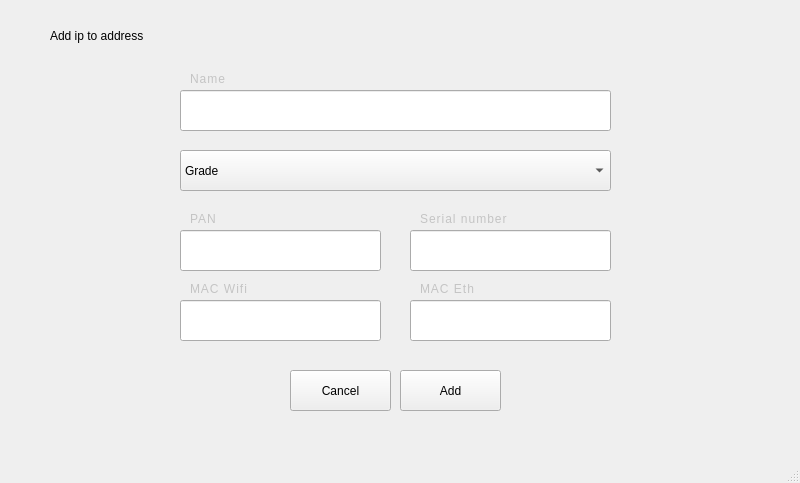
Above: add_ip.ui from Peniala/DHCP before the change. Below: the same form after it.
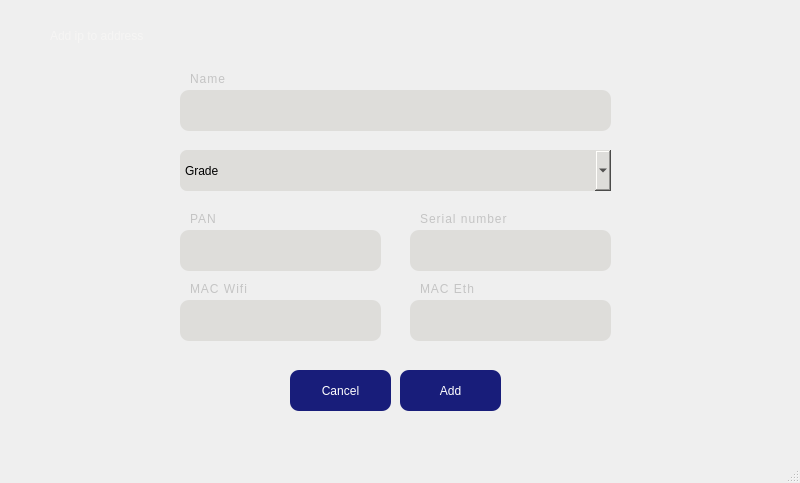
That is the form after the change.

```diff
--- a/add_ip.ui
+++ b/add_ip.ui
@@ -31,12 +31,13 @@
      <rect>
       <x>50</x>
       <y>20</y>
-      <width>251</width>
+      <width>241</width>
       <height>31</height>
      </rect>
     </property>
     <property name="styleSheet">
-     <string notr="true"/>
+     <string notr="true">font: 600 20pt &quot;URW Gothic&quot;;
+color: rgb(246, 245, 244);</string>
     </property>
     <property name="text">
      <string>Add ip to address</string>
@@ -52,7 +53,11 @@
      </rect>
     </property>
     <property name="styleSheet">
-     <string notr="true"/>
+     <string notr="true">padding: 5px;
+background-color: rgb(222, 221, 218);
+color: rgb(0, 0, 0);
+font: 14pt &quot;URW Gothic&quot;;
+border-radius: 9px;</string>
     </property>
    </widget>
    <widget class="QLabel" name="name_lab">
@@ -101,7 +106,11 @@
      </rect>
     </property>
     <property name="styleSheet">
-     <string notr="true"/>
+     <string notr="true">padding: 5px;
+background-color: rgb(222, 221, 218);
+color: rgb(0, 0, 0);
+font: 14pt &quot;URW Gothic&quot;;
+border-radius: 9px;</string>
     </property>
    </widget>
    <widget class="QLineEdit" name="serial">
@@ -114,7 +123,11 @@
      </rect>
     </property>
     <property name="styleSheet">
-     <string notr="true"/>
+     <string notr="true">padding: 5px;
+background-color: rgb(222, 221, 218);
+color: rgb(0, 0, 0);
+font: 14pt &quot;URW Gothic&quot;;
+border-radius: 9px;</string>
     </property>
    </widget>
    <widget class="QLabel" name="serial_lab">
@@ -145,7 +158,11 @@
      </rect>
     </property>
     <property name="styleSheet">
-     <string notr="true"/>
+     <string notr="true">padding: 5px;
+background-color: rgb(222, 221, 218);
+color: rgb(0, 0, 0);
+font: 14pt &quot;URW Gothic&quot;;
+border-radius: 9px;</string>
     </property>
    </widget>
    <widget class="QLabel" name="wifi_lab">
@@ -176,7 +193,11 @@
      </rect>
     </property>
     <property name="styleSheet">
-     <string notr="true"/>
+     <string notr="true">padding: 5px;
+background-color: rgb(222, 221, 218);
+color: rgb(0, 0, 0);
+font: 14pt &quot;URW Gothic&quot;;
+border-radius: 9px;</string>
     </property>
    </widget>
    <widget class="QLabel" name="eth_lab">
@@ -207,7 +228,11 @@
      </rect>
     </property>
     <property name="styleSheet">
-     <string notr="true"/>
+     <string notr="true">padding: 5px;
+background-color: rgb(222, 221, 218);
+color: rgb(0, 0, 0);
+font: 11pt &quot;URW Gothic&quot;;
+border-radius: 7px;</string>
     </property>
     <item>
      <property name="text">
@@ -262,7 +287,11 @@
      </size>
     </property>
     <property name="styleSheet">
-     <string notr="true"/>
+     <string notr="true">color: rgb(255, 255, 255);
+background-color: rgb(24, 29, 122);
+padding: 5px;
+font: 14pt &quot;URW Gothic&quot;;
+border-radius: 9px;</string>
     </property>
     <property name="text">
      <string>Cancel</string>
@@ -278,7 +307,11 @@
      </rect>
     </property>
     <property name="styleSheet">
-     <string notr="true"/>
+     <string notr="true">color: rgb(255, 255, 255);
+background-color: rgb(24, 29, 122);
+padding: 5px;
+font: 14pt &quot;URW Gothic&quot;;
+border-radius: 9px;</string>
     </property>
     <property name="text">
      <string>Add</string>
```
Left out of the diff: 6 changed lines with no effect on the pictures.
